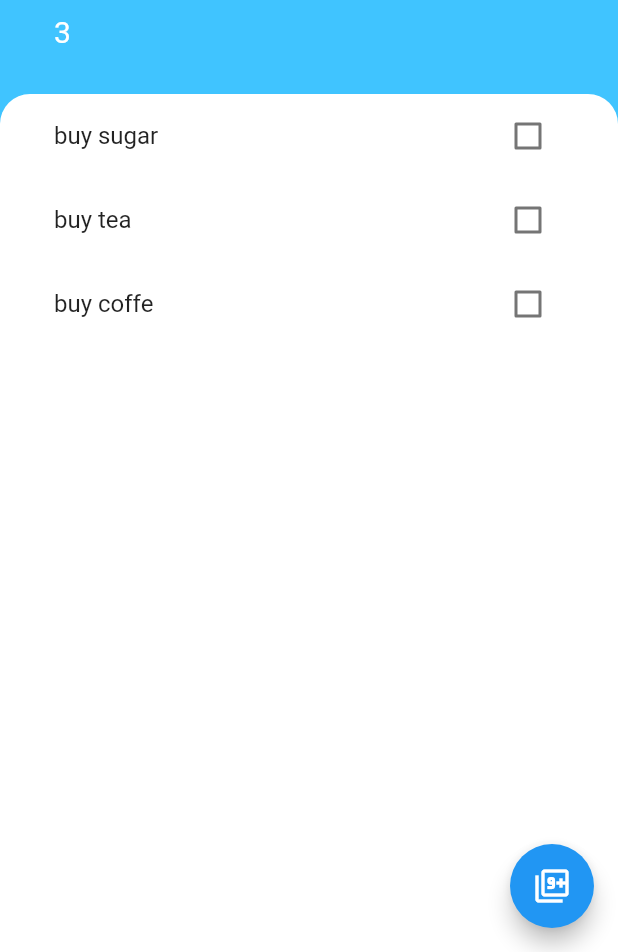
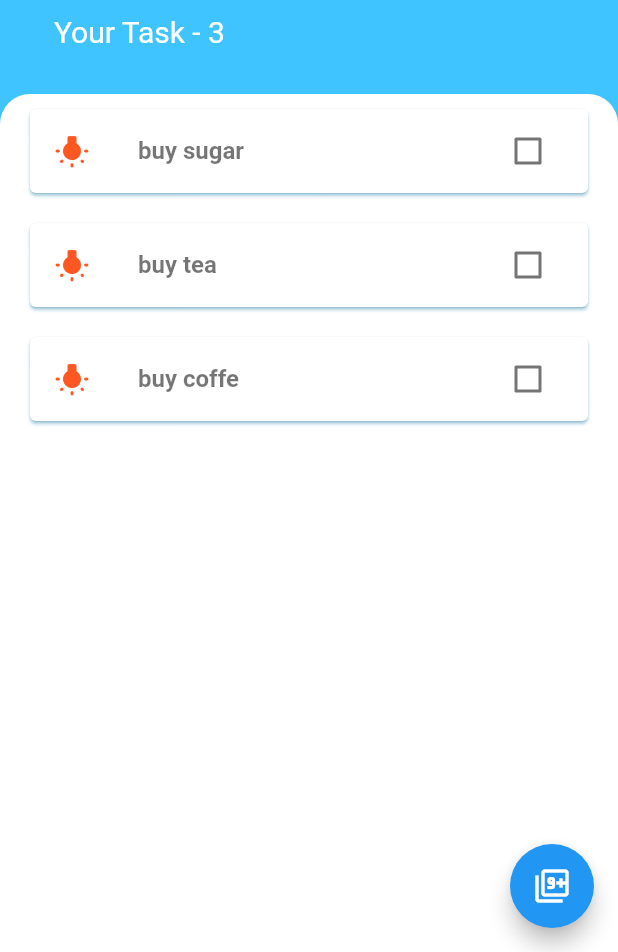
Before and after one commit to praveen7512/ToDoApp, a Flutter app: the screen it shows after launch, on a phone screen of 412 x 824 dp, the part 284-1236 px from its top. Run offline on Flutter 3.47's test engine with Material 2 defaults, Android fonts, the phone set to English and light mode, and no system bars.

Commit message:
CarView Widget Added

```diff
--- a/lib/Screens/taskscreen.dart
+++ b/lib/Screens/taskscreen.dart
@@ -62,7 +62,7 @@ class TaskScreen extends StatelessWidget {
                 SizedBox(height: 10),
                 Container(
                   padding: EdgeInsets.symmetric(horizontal: 6),
-                  child: Text("${Provider.of<Task_Data>(context).taskcount}",
+                  child: Text("Your Task - ${Provider.of<Task_Data>(context).taskcount}",
 
                     style: TextStyle(
                         color: Colors.white,
--- a/lib/widgets/TaskList.dart
+++ b/lib/widgets/TaskList.dart
@@ -16,10 +16,11 @@ class TaskList extends StatelessWidget {
               (context, index) {
                 final task =tasksdata.taksList[index];
 
-
-
                 return
-              tasktitle(name: task.name,
+              Card(
+                shadowColor: Colors.lightBlueAccent,
+                margin: EdgeInsets.symmetric(vertical: 10),
+                child: tasktitle(name: task.name,
                     isChecked: task.isdone,
                     callbackfun: (checkboxstate) {
 
@@ -33,6 +34,7 @@ class TaskList extends StatelessWidget {
                     }
 
 
+                   ),
               );
           },
             itemCount: tasksdata.taksList.length,
--- a/lib/widgets/tasktitle.dart
+++ b/lib/widgets/tasktitle.dart
@@ -24,8 +24,10 @@ class tasktitle extends StatelessWidget {
     return  ListTile(
       onLongPress: longPressCallBack
 
-      ,
+      ,leading: Icon(Icons.wb_incandescent_rounded,
+                color: Colors.deepOrange,),
       title: Text(name,style: TextStyle(
+        color: Colors.black54,fontWeight: FontWeight.bold,
         decoration:isChecked?TextDecoration.lineThrough :null
       ),),
 
```
Lines whose indentation alone changed are shown as unchanged.
